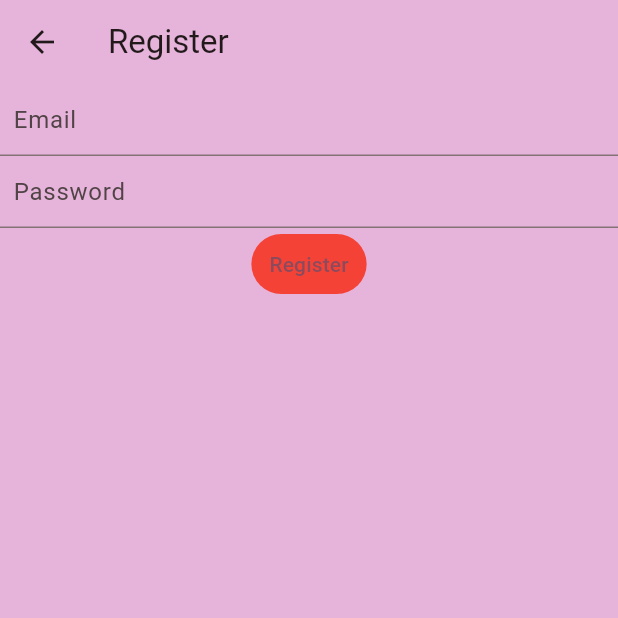
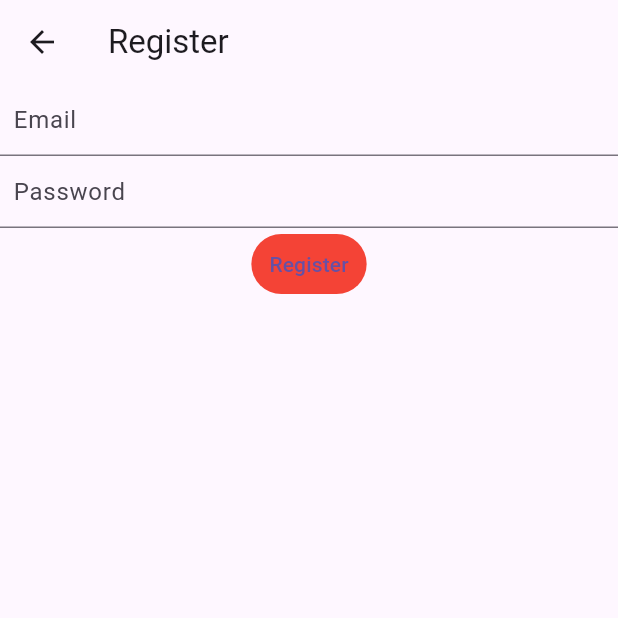
Before and after one commit to Ashleigh-Cunningham/SpectraSense, a Flutter app: the screen it shows after launch, after a tap on "New User? Click here!", on a phone screen of 412 x 824 dp, the top half of it. Run offline on Flutter 3.47's test engine with Material 3 defaults, Android fonts, the phone set to English and light mode, and no system bars; our stand-ins replace firebase_auth, firebase_core; accounts and stored records are empty.

Commit message:
Dark Mode Added
Dark mode has arrived, use floating action button in settings to toggle it

```diff
--- a/lib/main.dart
+++ b/lib/main.dart
@@ -6,25 +6,35 @@ import 'package:firebase_core/firebase_core.dart';
 import 'package:flutter/material.dart';
 import 'package:brigid/views/home_view.dart';
 
+final ValueNotifier<ThemeMode> themeNotifier = ValueNotifier(ThemeMode.light);
+
 void main() async {
   WidgetsFlutterBinding.ensureInitialized();
   await Firebase.initializeApp(
     options: DefaultFirebaseOptions.currentPlatform,
   );
-  runApp(
-    MaterialApp(
-      title: 'SpectraSense Analytics',
-      theme: ThemeData(
-        colorScheme: ColorScheme.fromSeed(
-            seedColor: const Color.fromARGB(255, 232, 6, 112),
-            surface: const Color.fromARGB(255, 230, 180, 219)
-        ),
-      ),
-      home: const Routepage(),
-    ),
-  ); //changed @8:11 to make usre the app doesnt rebuild everytime
+  runApp(const myApp());
 }
-
+class myApp extends StatelessWidget {
+  const myApp({super.key});
+@override
+Widget build(BuildContext context) {
+// 2. Wrap MaterialApp so it rebuilds ONLY the theme when themeNotifier changes
+return ValueListenableBuilder<ThemeMode>(
+valueListenable: themeNotifier,
+builder: (_, currentThemeMode, __) {
+return MaterialApp(
+title: 'SpectraSense Analytics',
+theme: ThemeData.light(useMaterial3: true),
+darkTheme: ThemeData.dark(useMaterial3: true),
+themeMode: currentThemeMode,
+home: const Routepage(),
+);
+  },
+);
+     //changed @8:11 to make usre the app doesnt rebuild everytime
+    }
+}
 class Routepage extends StatelessWidget {
 const Routepage({super.key});
 
```
Also changed, not shown: lib/views/home_view.dart (+2 -7 lines), lib/views/settings.dart (+41 -8 lines), lib/views/view_data.dart (+21 -0 lines).
